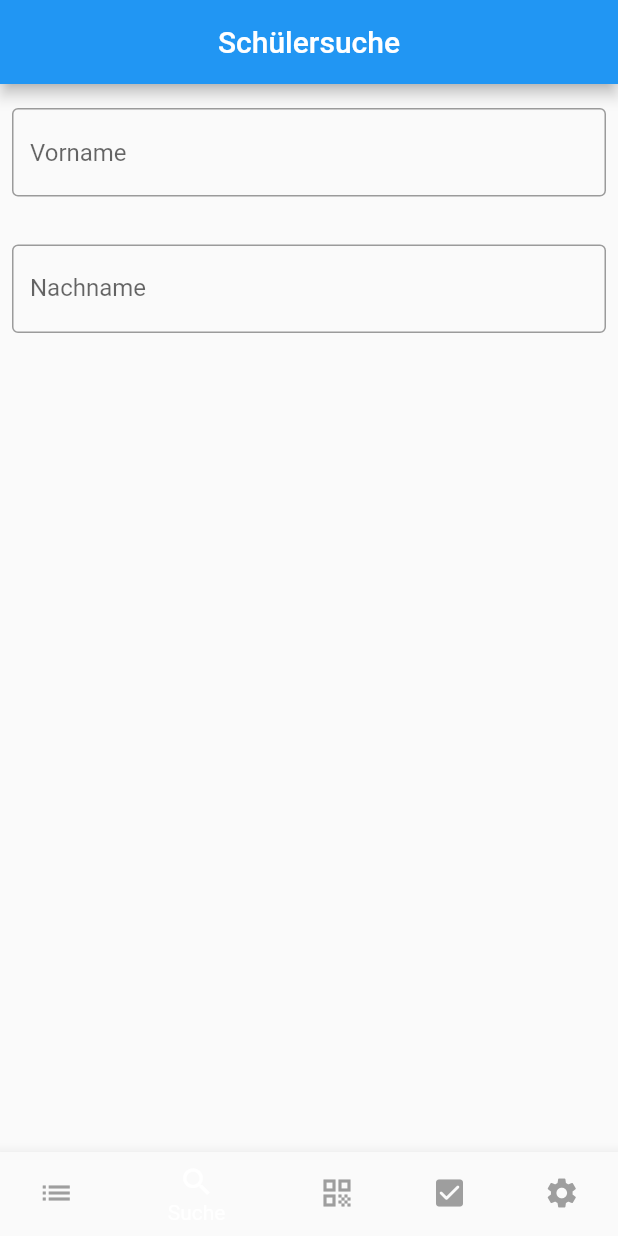
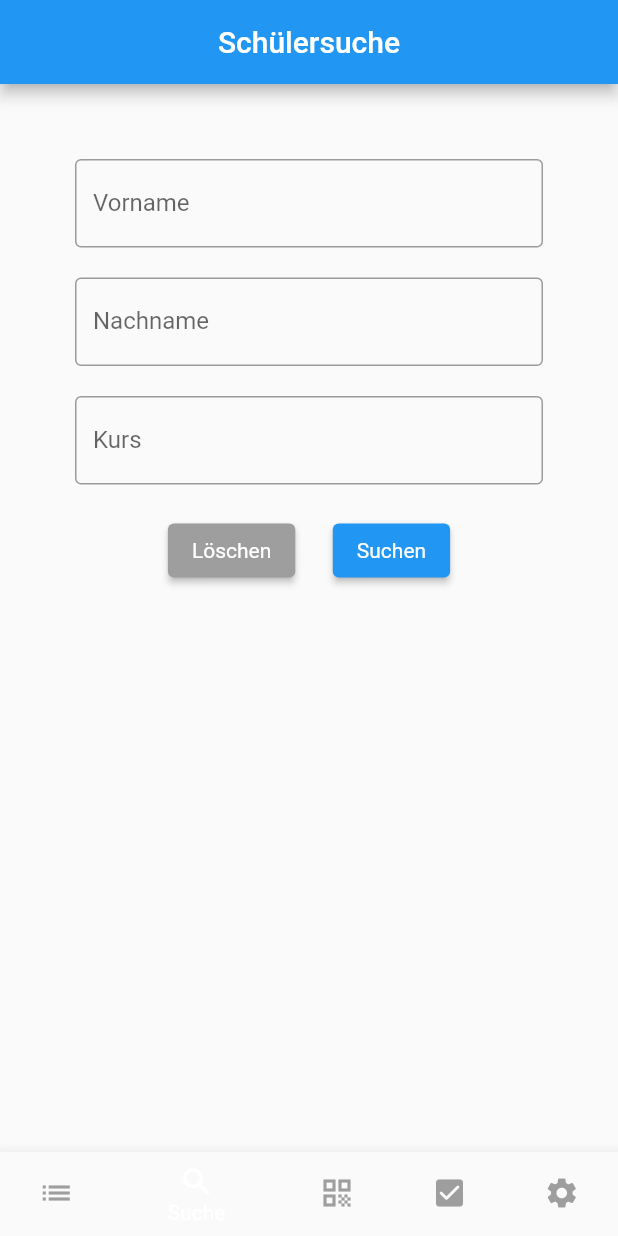
Before and after one commit to mofukommit/s-kursbiachle-flutter, a Flutter app: the screen it shows after launch, item 2 of the bottom bar chosen, on a phone screen of 412 x 824 dp. Run offline on Flutter 3.47's test engine with Material 2 defaults, Android fonts, the phone set to English and light mode, and no system bars; missing offline and left inert: image_picker_for_web, mobile_scanner; network calls fail; statements that could not run were skipped.

Commit message:
pupil search edited

```diff
--- a/lib/main.dart
+++ b/lib/main.dart
@@ -1,8 +1,10 @@
+// Packages
 import 'package:flutter/material.dart';
 import 'package:skursbiachle/root.dart';
+// Pages
 import 'pages/closing.dart';
 import 'pages/course.dart';
-import 'pages/qrcodescanner.dart';
+import 'pages/scanner.dart';
 import 'pages/search.dart';
 import 'pages/settings.dart';
 import 'pages/subpages/pupil_check.dart';
@@ -24,13 +26,12 @@ class MyApp extends StatelessWidget {
       // start app on page initialRoute
       initialRoute: '/',
       routes: <String, WidgetBuilder> {
-        "/search" : (BuildContext context) => const Search(),
+        "/search" : (BuildContext context) => Search(),
         "/course" : (BuildContext context) => const Course(),
         "/QrCodeScanner": (BuildContext context) => const QrCodeScanner(),
         "/closing" : (BuildContext context) => const Closing(),
         "/settings": (BuildContext context) => const Settings(),
         "/PupilCheck": (context) => PupilCheck(ModalRoute.of(context)!.settings.arguments as Map<String, dynamic>),
-        // "/PupilCheck": (BuildContext context) => const PupilCheck(),
         },
       home: const RootWidget(),
     );
--- a/lib/pages/course.dart
+++ b/lib/pages/course.dart
@@ -1,5 +1,5 @@
 import 'package:flutter/material.dart';
-import 'package:skursbiachle/services/get_courses.dart';
+import '../services/get_courses.dart';
 import '../services/json_courses.dart';
 
 class Course extends StatefulWidget {
--- a/lib/pages/search.dart
+++ b/lib/pages/search.dart
@@ -1,38 +1,100 @@
 import 'package:flutter/material.dart';
 
-class Search extends StatelessWidget {
-  const Search({super.key});
+class Search extends StatefulWidget {
+  const Search({Key? key}) : super(key: key);
+
+  @override
+  SearchState createState() => SearchState();
+}
+
+class SearchState extends State<Search> {
+  @override
+  void initState() {
+    super.initState();
+  }
+
+  final _formKey = GlobalKey<FormState>();
 
   @override
   Widget build(BuildContext context) {
     return Scaffold(
-      appBar: AppBar(
+        appBar: AppBar(
           backgroundColor: Colors.kommit,
-          title: const Text("Schülersuche"),
-          centerTitle: true),
-      body: Column(
-        crossAxisAlignment: CrossAxisAlignment.start,
-        children: <Widget>[
-          const Padding(
-            padding: EdgeInsets.symmetric(horizontal: 8, vertical: 16),
-            child: TextField(
-              decoration: InputDecoration(
-                border: OutlineInputBorder(),
-                hintText: 'Vorname',
+          title: const Text('Schülersuche'),
+          centerTitle: true,
+        ),
+        body: SingleChildScrollView(
+          child: Form(
+            key: _formKey,
+            child: Padding(
+              padding: const EdgeInsets.all(50),
+              child: Column(
+                mainAxisAlignment: MainAxisAlignment.start,
+                children: <Widget>[
+                  TextFormField(
+                    keyboardType: TextInputType.text,
+                    autocorrect: false,
+                    decoration: const InputDecoration(
+                      labelText: 'Vorname',
+                      border: OutlineInputBorder(),
+                    ),
+                    validator: (value) {
+                      if (value!.isEmpty) {
+                        return 'Bitte einen Benutzernamen eingeben';
+                      }
+                      return null;
+                    },
+                  ),
+                  const SizedBox(height: 20),
+                  TextFormField(
+                    keyboardType: TextInputType.text,
+                    decoration: const InputDecoration(
+                      labelText: 'Nachname',
+                      border: OutlineInputBorder(),
+                    ),
+                  ),
+                  const SizedBox(height: 20),
+                  TextFormField(
+                    decoration: const InputDecoration(
+                      labelText: 'Kurs',
+                      border: OutlineInputBorder(),
+                    ),
+                  ),
+                  const SizedBox(height: 20),
+                  Row(
+                    mainAxisAlignment: MainAxisAlignment.center,
+                    children: <Widget>[
+                      ElevatedButton(
+                        style: ElevatedButton.styleFrom(
+                            primary: Colors.grey,
+                            textStyle: const TextStyle(color: Colors.white)),
+                        onPressed: () {
+                          // reset() setzt alle Felder wieder auf den Initalwert zurück.
+                          _formKey.currentState!.reset();
+                        },
+                        child: const Text('Löschen'),
+                      ),
+                      const SizedBox(width: 25),
+                      ElevatedButton(
+                        style: ElevatedButton.styleFrom(
+                            primary: Colors.blue,
+                            textStyle: const TextStyle(color: Colors.white)),
+                        onPressed: () {
+                          // Wenn alle Validatoren der Felder des Formulars gültig sind.
+                          if (_formKey.currentState!.validate()) {
+                            print("Formular ist gültig und kann verarbeitet werden");
+                          } else {
+                            print("Formular ist nicht gültig");
+                          }
+                        },
+                        child: const Text('Suchen'),
+                      )
+                    ],
+                  )
+                ],
               ),
             ),
           ),
-          Padding(
-            padding: const EdgeInsets.symmetric(horizontal: 8, vertical: 16),
-            child: TextFormField(
-              decoration: const InputDecoration(
-                border: OutlineInputBorder(),
-                labelText: 'Nachname',
-              ),
-            ),
-          ),
-        ],
-      ),
-    );
+        ));
   }
 }
--- a/lib/root.dart
+++ b/lib/root.dart
@@ -3,7 +3,7 @@ import 'package:flutter/material.dart';
 // Pages
 import 'pages/closing.dart';
 import 'pages/course.dart';
-import 'pages/qrcodescanner.dart';
+import 'pages/scanner.dart';
 import 'pages/search.dart';
 import 'pages/settings.dart';
 
@@ -22,12 +22,12 @@ class _RootWidgetState extends State<RootWidget> {
     return Scaffold(
       body: IndexedStack(
           index: _currentIndex,
-          children: const [
-            Course(),
+          children: [
+            const Course(),
             Search(),
-            QrCodeScanner(),
-            Closing(),
-            Settings(),
+            const QrCodeScanner(),
+            const Closing(),
+            const Settings(),
           ]),
       bottomNavigationBar: BottomNavigationBar(
           onTap: (index) {
--- a/lib/services/get_pupil.dart
+++ b/lib/services/get_pupil.dart
@@ -7,8 +7,8 @@ class GetPupil {
   Future<Pupil> getPupil(String? pupilID) async {
     var client = http.Client();
 
-    var urlRoute = 'http://192.168.2.92:5000/mobile/v1/get_pupil_mobile/';
-    // var urlRoute = 'http://192.168.1.55:5000/mobile/v1/get_pupil_mobile/';
+    // var urlRoute = 'http://192.168.2.92:5000/mobile/v1/get_pupil_mobile/';
+    var urlRoute = 'http://192.168.1.55:5000/mobile/v1/get_pupil_mobile/';
 
     var url = urlRoute + pupilID!;
 
@@ -20,7 +20,7 @@ class GetPupil {
       'costumerkey':
           'd5df95842c16f1fc6324bbce7f93a40aeee0ad8e9af86ad07b061f26f6ac023e'
     });
-    print(response.body);
+    // print(response.body);
 
     if (response.statusCode == 200) {
       var json = response.body;
```
Also changed, not shown: lib/pages/qrcodescanner.dart (deleted, +0 -208 lines), lib/pages/scanner.dart (added, +176 -0 lines), lib/pages/subpages/pupil_check.dart (+5 -20 lines), lib/services/get_courses.dart (+6 -6 lines), 1 other file.
